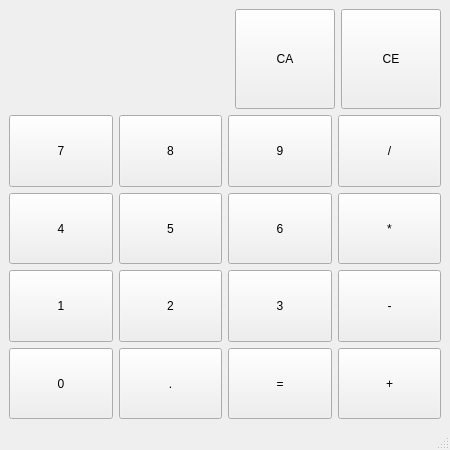
Above: mainwindow.ui from Tumyr-Fidailevich/qt-calculator before the change. Below: the same form after it.
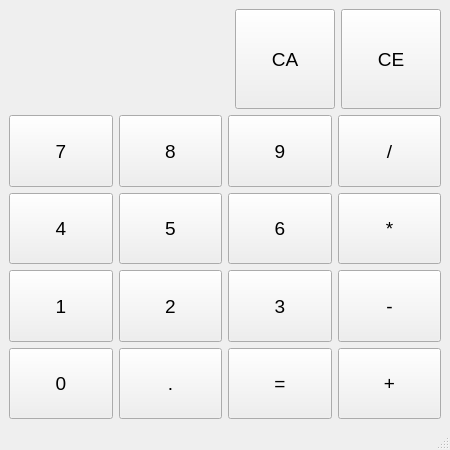
That is the form after the change.

The edit to the form file:
```diff
--- a/mainwindow.ui
+++ b/mainwindow.ui
@@ -88,6 +88,11 @@
             <height>100</height>
            </size>
           </property>
+          <property name="font">
+           <font>
+            <pointsize>14</pointsize>
+           </font>
+          </property>
           <property name="text">
            <string>CA</string>
           </property>
@@ -107,6 +112,11 @@
             <height>100</height>
            </size>
           </property>
+          <property name="font">
+           <font>
+            <pointsize>14</pointsize>
+           </font>
+          </property>
           <property name="text">
            <string>CE</string>
           </property>
@@ -124,6 +134,11 @@
             <verstretch>0</verstretch>
            </sizepolicy>
           </property>
+          <property name="font">
+           <font>
+            <pointsize>14</pointsize>
+           </font>
+          </property>
           <property name="text">
            <string>2</string>
           </property>
@@ -137,6 +152,11 @@
             <verstretch>0</verstretch>
            </sizepolicy>
           </property>
+          <property name="font">
+           <font>
+            <pointsize>14</pointsize>
+           </font>
+          </property>
           <property name="text">
            <string>-</string>
           </property>
@@ -150,6 +170,11 @@
             <verstretch>0</verstretch>
            </sizepolicy>
           </property>
+          <property name="font">
+           <font>
+            <pointsize>14</pointsize>
+           </font>
+          </property>
           <property name="text">
            <string>+</string>
           </property>
@@ -163,6 +188,11 @@
             <verstretch>0</verstretch>
            </sizepolicy>
           </property>
+          <property name="font">
+           <font>
+            <pointsize>14</pointsize>
+           </font>
+          </property>
           <property name="text">
            <string>.</string>
           </property>
@@ -176,6 +206,11 @@
             <verstretch>0</verstretch>
            </sizepolicy>
           </property>
+          <property name="font">
+           <font>
+            <pointsize>14</pointsize>
+           </font>
+          </property>
           <property name="text">
            <string>4</string>
           </property>
@@ -189,6 +224,11 @@
             <verstretch>0</verstretch>
            </sizepolicy>
           </property>
+          <property name="font">
+           <font>
+            <pointsize>14</pointsize>
+           </font>
+          </property>
           <property name="text">
            <string>1</string>
           </property>
@@ -202,6 +242,11 @@
             <verstretch>0</verstretch>
            </sizepolicy>
           </property>
+          <property name="font">
+           <font>
+            <pointsize>14</pointsize>
+           </font>
+          </property>
           <property name="text">
            <string>*</string>
           </property>
@@ -215,6 +260,11 @@
             <verstretch>0</verstretch>
            </sizepolicy>
           </property>
+          <property name="font">
+           <font>
+            <pointsize>14</pointsize>
+           </font>
+          </property>
           <property name="text">
            <string>0</string>
           </property>
@@ -228,6 +278,11 @@
             <verstretch>0</verstretch>
            </sizepolicy>
           </property>
+          <property name="font">
+           <font>
+            <pointsize>14</pointsize>
+           </font>
+          </property>
           <property name="text">
            <string>=</string>
           </property>
@@ -241,6 +296,11 @@
             <verstretch>0</verstretch>
            </sizepolicy>
           </property>
+          <property name="font">
+           <font>
+            <pointsize>14</pointsize>
+           </font>
+          </property>
           <property name="text">
            <string>5</string>
           </property>
@@ -254,6 +314,11 @@
             <verstretch>0</verstretch>
            </sizepolicy>
           </property>
+          <property name="font">
+           <font>
+            <pointsize>14</pointsize>
+           </font>
+          </property>
           <property name="text">
            <string>/</string>
           </property>
@@ -267,6 +332,11 @@
             <verstretch>0</verstretch>
            </sizepolicy>
           </property>
+          <property name="font">
+           <font>
+            <pointsize>14</pointsize>
+           </font>
+          </property>
           <property name="text">
            <string>8</string>
           </property>
@@ -280,6 +350,11 @@
             <verstretch>0</verstretch>
            </sizepolicy>
           </property>
+          <property name="font">
+           <font>
+            <pointsize>14</pointsize>
+           </font>
+          </property>
           <property name="text">
            <string>7</string>
           </property>
@@ -293,6 +368,11 @@
             <verstretch>0</verstretch>
            </sizepolicy>
           </property>
+          <property name="font">
+           <font>
+            <pointsize>14</pointsize>
+           </font>
+          </property>
           <property name="text">
            <string>9</string>
           </property>
@@ -306,6 +386,11 @@
             <verstretch>0</verstretch>
            </sizepolicy>
           </property>
+          <property name="font">
+           <font>
+            <pointsize>14</pointsize>
+           </font>
+          </property>
           <property name="text">
            <string>3</string>
           </property>
@@ -319,6 +404,11 @@
             <verstretch>0</verstretch>
            </sizepolicy>
           </property>
+          <property name="font">
+           <font>
+            <pointsize>14</pointsize>
+           </font>
+          </property>
           <property name="text">
            <string>6</string>
           </property>
```
Left out of the diff: 5 changed lines with no effect on the pictures.
